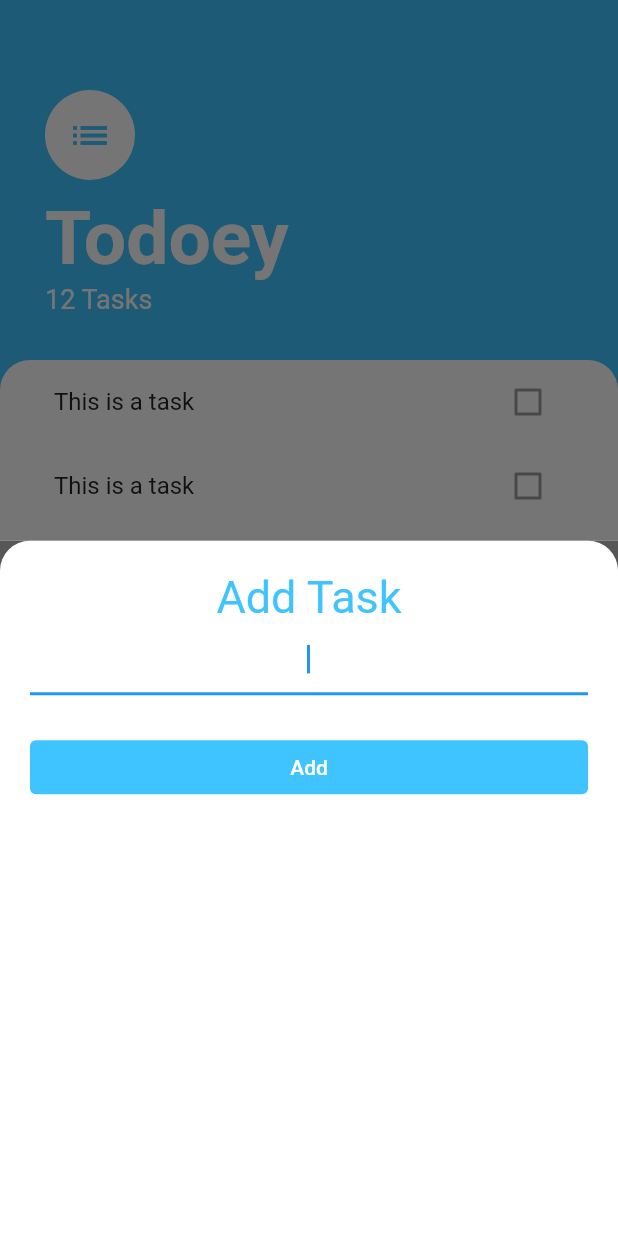
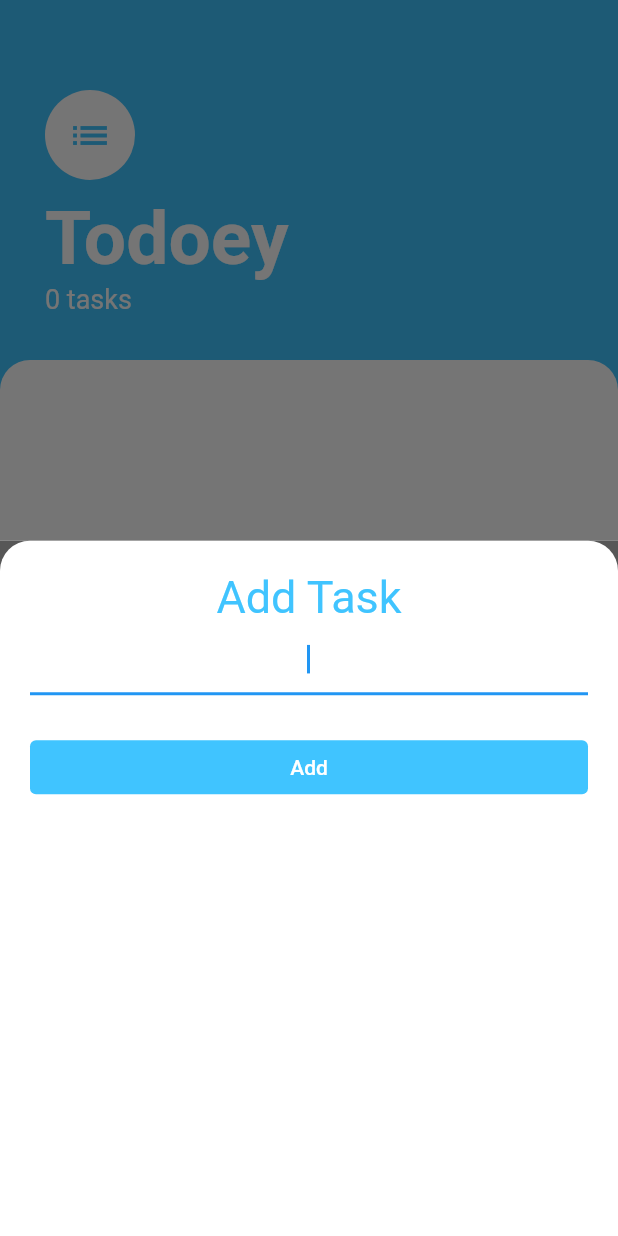
Before and after one commit to lijealso/flutter-dart, a Flutter app: the screen it shows after launch, after a tap on the "add" icon, on a phone screen of 412 x 824 dp. Run offline on Flutter 3.47's test engine with Material 2 defaults, Android fonts, the phone set to English and light mode, and no system bars; our stand-ins replace animated_text_kit, audioplayers, cloud_firestore, firebase_auth, firebase_core, flutter_spinkit and 4 more; accounts and stored records are empty.

Commit message:
Until 203. Lifting State Up Challenge

```diff
--- /dev/null
+++ b/state_management/lib/models/task.dart
@@ -0,0 +1,10 @@
+class Task {
+  String? name;
+  bool isDone;
+
+  Task({this.name, this.isDone = false});
+
+  void toogleDone() {
+    isDone = !isDone;
+  }
+}
--- a/state_management/lib/screens/add_task_screen.dart
+++ b/state_management/lib/screens/add_task_screen.dart
@@ -1,10 +1,14 @@
 import 'package:flutter/material.dart';
 
 class AddTaskScreen extends StatelessWidget {
-  const AddTaskScreen({super.key});
+  final Function addTaskCallback;
+
+  const AddTaskScreen(this.addTaskCallback, {super.key});
 
   @override
   Widget build(BuildContext context) {
+    String? newTaskTitle;
+
     return Container(
       color: const Color(0xFF575757),
       child: Container(
@@ -27,9 +31,12 @@ class AddTaskScreen extends StatelessWidget {
                 color: Colors.lightBlueAccent,
               ),
             ),
-            const TextField(
+            TextField(
               autofocus: true,
               textAlign: TextAlign.center,
+              onChanged: (newText) {
+                newTaskTitle = newText;
+              },
             ),
             const SizedBox(
               height: 24.0,
@@ -38,7 +45,10 @@ class AddTaskScreen extends StatelessWidget {
               style: ButtonStyle(
                   backgroundColor:
                       MaterialStateProperty.all(Colors.lightBlueAccent)),
-              onPressed: () {},
+              onPressed: () {
+                addTaskCallback(newTaskTitle);
+
+              },
               child: const Text(
                 'Add',
                 style: TextStyle(color: Colors.white),
--- a/state_management/lib/screens/tasks_screen.dart
+++ b/state_management/lib/screens/tasks_screen.dart
@@ -1,11 +1,17 @@
 import 'package:flutter/material.dart';
 import '../widgets/tasks_list.dart';
 import '../screens/add_task_screen.dart';
+import '../models/task.dart';
 
-class TasksScreen extends StatelessWidget {
+class TasksScreen extends StatefulWidget {
   const TasksScreen({super.key});
 
+  @override
+  State<TasksScreen> createState() => _TasksScreenState();
+}
 
+class _TasksScreenState extends State<TasksScreen> {
+  List<Task> tasks = [];
 
   @override
   Widget build(BuildContext context) {
@@ -13,7 +19,14 @@ class TasksScreen extends StatelessWidget {
       backgroundColor: Colors.lightBlueAccent,
       floatingActionButton: FloatingActionButton(
         onPressed: () {
-          showModalBottomSheet(context: context, builder: (context) => const AddTaskScreen());
+          showModalBottomSheet(
+              context: context,
+              builder: (context) => AddTaskScreen((newTaskTitle) {
+                    setState(() {
+                      tasks.add(Task(name: '$newTaskTitle'));
+                      Navigator.pop(context);
+                    });
+                  }));
         },
         backgroundColor: Colors.lightBlueAccent,
         child: const Icon(Icons.add),
@@ -24,10 +37,10 @@ class TasksScreen extends StatelessWidget {
           Container(
             padding: const EdgeInsets.only(
                 top: 60.0, left: 30.0, right: 30.0, bottom: 30.0),
-            child: const Column(
+            child: Column(
               crossAxisAlignment: CrossAxisAlignment.start,
               children: <Widget>[
-                CircleAvatar(
+                const CircleAvatar(
                   backgroundColor: Colors.white,
                   radius: 30.0,
                   child: Icon(
@@ -36,10 +49,10 @@ class TasksScreen extends StatelessWidget {
                     color: Colors.lightBlueAccent,
                   ),
                 ),
-                SizedBox(
+                const SizedBox(
                   height: 10.0,
                 ),
-                Text(
+                const Text(
                   'Todoey',
                   style: TextStyle(
                     color: Colors.white,
@@ -48,8 +61,8 @@ class TasksScreen extends StatelessWidget {
                   ),
                 ),
                 Text(
-                  '12 Tasks',
-                  style: TextStyle(
+                  '${tasks.length} tasks',
+                  style: const TextStyle(
                     color: Colors.white,
                     fontSize: 18,
                   ),
@@ -67,7 +80,7 @@ class TasksScreen extends StatelessWidget {
                   topRight: Radius.circular(20.0),
                 ),
               ),
-              child: const TasksList(),
+              child: TasksList(tasks),
             ),
           ),
         ],
--- a/state_management/lib/widgets/tasks_list.dart
+++ b/state_management/lib/widgets/tasks_list.dart
@@ -1,19 +1,32 @@
 import 'package:flutter/material.dart';
 import '../widgets/tasks_tile.dart';
+import '../models/task.dart';
 
-class TasksList extends StatelessWidget {
-  const TasksList({
-    super.key,
-  });
+class TasksList extends StatefulWidget {
+  final List<Task> tasks;
+
+  const TasksList(this.tasks, {super.key});
 
   @override
+  State<TasksList> createState() => _TasksListState();
+}
+
+class _TasksListState extends State<TasksList> {
+  @override
   Widget build(BuildContext context) {
-    return ListView(
-      children: const <Widget>[
-        TaskTile(),
-        TaskTile(),
-        TaskTile(),
-      ],
+    return ListView.builder(
+      itemBuilder: (context, index) {
+        return TaskTile(
+          taskTitle: widget.tasks[index].name,
+          isChecked: widget.tasks[index].isDone,
+          checkboxCallback: (checkboxState) {
+            setState(() {
+              widget.tasks[index].toogleDone();
+            });
+          },
+        );
+      },
+      itemCount: widget.tasks.length,
     );
   }
 }
--- a/state_management/lib/widgets/tasks_tile.dart
+++ b/state_management/lib/widgets/tasks_tile.dart
@@ -1,15 +1,25 @@
 import 'package:flutter/material.dart';
 
 class TaskTile extends StatelessWidget {
-  const TaskTile({
-    super.key,
-  });
+  final bool? isChecked;
+  final String? taskTitle;
+  final Function(bool?)? checkboxCallback;
+
+  const TaskTile({super.key, this.isChecked, this.taskTitle, required this.checkboxCallback});
 
   @override
   Widget build(BuildContext context) {
-    return const ListTile(
-      title: Text('This is a task'),
-      trailing: Checkbox(value: false, onChanged: null),
-    );
+    return ListTile(
+        title: Text(
+          taskTitle!,
+          style: TextStyle(
+            decoration: isChecked == true ? TextDecoration.lineThrough : null,
+          ),
+        ),
+        trailing: Checkbox(
+          value: isChecked,
+          onChanged: checkboxCallback,
+          activeColor: Colors.lightBlueAccent,
+        ));
   }
 }
```
